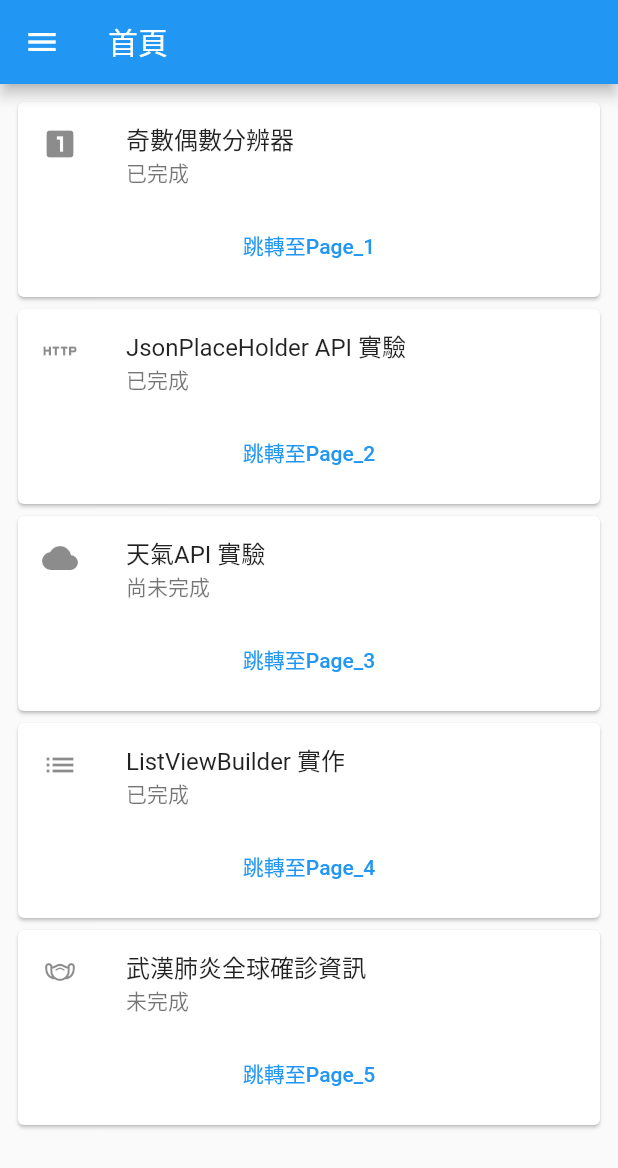
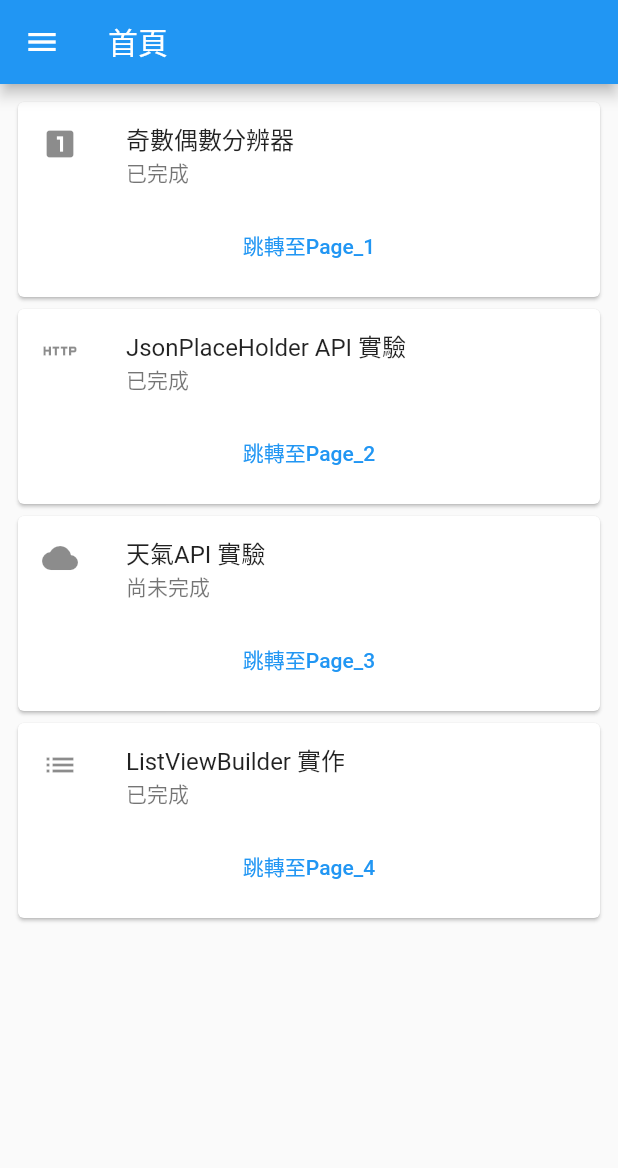
Before and after one commit to r0930514/Acard, a Flutter app: the screen it shows after launch, on a phone screen of 412 x 824 dp. Shown: the top 1168 px of the screen. Run offline on Flutter 3.47's test engine with Material 2 defaults, Android fonts, the phone set to English and light mode, and no system bars; our stand-ins replace url_launcher_web.

Commit message:
刪除Page5

```diff
--- a/lib/generated_plugin_registrant.dart
+++ b/lib/generated_plugin_registrant.dart
@@ -2,6 +2,7 @@
 // Generated file. Do not edit.
 //
 
+// ignore_for_file: directives_ordering
 // ignore_for_file: lines_longer_than_80_chars
 
 import 'package:url_launcher_web/url_launcher_web.dart';
--- a/lib/main.dart
+++ b/lib/main.dart
@@ -2,7 +2,6 @@ import 'pages/page1.dart';
 import 'pages/page2.dart';
 import 'pages/page3.dart';
 import 'pages/page4.dart';
-import 'pages/page5.dart';
 import 'package:flutter/material.dart';
 
 void main() {
@@ -137,27 +136,7 @@ class HomeMenu extends StatelessWidget {
             ],
           ),
         ),
-        Card(
-          child: Column(
-            children: [
-              const ListTile(
-                leading: Icon(Icons.masks_outlined),
-                title: Text('武漢肺炎全球確診資訊'),
-                subtitle: Text('未完成'),
-              ),
-              TextButton(
-                onPressed: () {
-                  Navigator.push(context,
-                      MaterialPageRoute(builder: (context) => Page5()));
-                },
-                child: Text('跳轉至Page_5'),
-              ),
-              SizedBox(
-                height: 10,
-              )
-            ],
-          ),
-        ),
+
       ],
     );
   }
--- a/lib/pages/page1.dart
+++ b/lib/pages/page1.dart
@@ -108,7 +108,7 @@ class _Page1State extends State<Page1> {
     return Scaffold(
       appBar: AppBar(
         //backgroundColor: Colors.green,
-        brightness: Brightness.dark,
+        //brightness: Brightness.dark,
         title: Text('奇數偶數分辨器'),
         actions: [
           IconButton(
--- a/pubspec.yaml
+++ b/pubspec.yaml
@@ -25,6 +25,7 @@ dependencies:
     sdk: flutter
   http: ^0.13.3
   url_launcher: ^6.0.9
+  json_annotation: ^4.3.0
 
 
 
@@ -36,6 +37,8 @@ dependencies:
 dev_dependencies:
   flutter_test:
     sdk: flutter
+  build_runner: ^2.0.0
+  json_serializable: ^6.0.0
 
 
 # For information on the generic Dart part of this file, see the
```
Also changed, not shown: lib/models/page3_weather.dart (+43 -0 lines), lib/models/page5_WuhanVirus.dart (deleted, +0 -9 lines), lib/pages/page3.dart (+3 -39 lines), lib/pages/page5.dart (deleted, +0 -54 lines), 4 other files.
